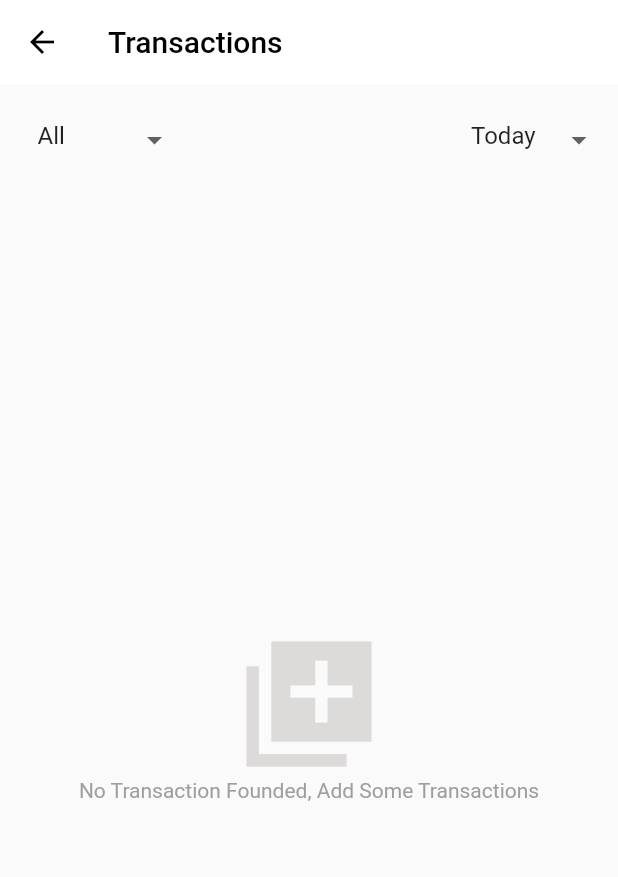
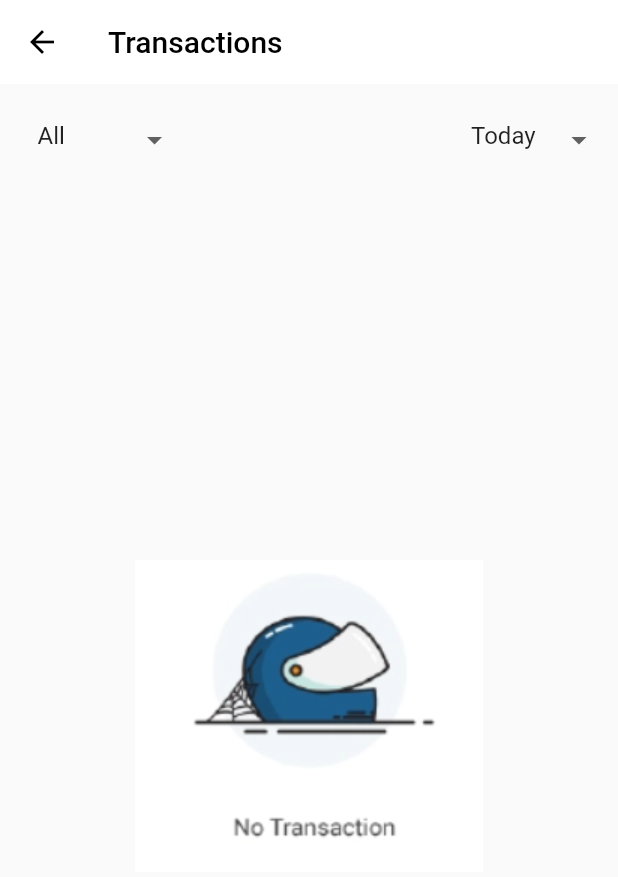
Before and after one commit to vivek-vivek/Pocket-Version-2.O, a Flutter app: the screen it shows after launch, after a tap on "View all", on a phone screen of 412 x 824 dp. Shown: the top 877 px of the screen. Run offline on Flutter 3.47's test engine with Material 2 defaults, Android fonts, the phone set to English and light mode, and no system bars; our stand-ins replace flutter_slidable, hive, hive_flutter, syncfusion_flutter_charts; missing offline and left inert: rolling_bottom_bar, splash_screen_view; accounts and stored records are empty; statements that could not run were skipped.

Commit message:
image commits

```diff
--- a/lib/DB/transaction_db_f.dart
+++ b/lib/DB/transaction_db_f.dart
@@ -162,15 +162,15 @@ class TransactionDB implements TransactionDbFunctions {
 
   //  finding total amount of income form transaction db
   List totalTransaction() {
-    double total = 0;
-    double _income = 0;
-    double _expences = 0;
+    int total = 0;
+    int _income = 0;
+    int _expences = 0;
     for (var i = 0; i < transactionListNotifier.value.length; i++) {
       late final newValue = transactionListNotifier.value[i];
       if (newValue.type == CategoryType.income) {
-        _income = newValue.amount + _income;
+        _income = newValue.amount.toInt() + _income.toInt();
       } else {
-        _expences = newValue.amount + _expences;
+        _expences = newValue.amount.toInt() + _expences.toInt();
       }
       total = _income - _expences;
     }
--- a/lib/Screens/Graph/Graphs/expence.dart
+++ b/lib/Screens/Graph/Graphs/expence.dart
@@ -1,5 +1,6 @@
 // ignore_for_file: avoid_print
 
+import 'package:budgetory_v1/Controller/filter_controller.dart';
 import 'package:budgetory_v1/Screens/all_transaction_screen/widgets/category_filter.dart';
 import 'package:flutter/material.dart';
 import 'package:syncfusion_flutter_charts/charts.dart';
@@ -52,21 +53,22 @@ class _ExpencesState extends State<Expences> {
                   );
                 },
               ).toList(),
-              onTap: () {
-                if (timeDropValue == filterArray.timeDropList[0]) {
-                  modalDummy = TransactionDB.instance.todayNotifier.value;
-                } else if (timeDropValue == filterArray.timeDropList[1]) {
-                  modalDummy = TransactionDB.instance.weeklyNotifier.value;
-                } else if (timeDropValue == filterArray.timeDropList[2]) {
-                  modalDummy = TransactionDB.instance.MonthlyNotifier.value;
-                }
-              },
+
               onChanged: (value) {
                 setState(
                   () {
                     timeDropValue = value;
                   },
                 );
+              },
+              onTap: () {
+                if (timeDropValue == filterArray.timeDropList[0]) {
+                  modalDummy = Filter.instance.expenceTodayNotifier.value;
+                } else if (timeDropValue == filterArray.timeDropList[1]) {
+                  modalDummy = Filter.instance.expenceWeeklyNotifier.value;
+                } else if (timeDropValue == filterArray.timeDropList[2]) {
+                  modalDummy = Filter.instance.expenceMonthlyNotifier.value;
+                }
               },
             ),
           ),
--- a/lib/Screens/Home/home.dart
+++ b/lib/Screens/Home/home.dart
@@ -27,10 +27,11 @@ class _HomeScreenState extends State<HomeScreen> {
   Widget build(BuildContext context) {
     CategoryDB.instance.refreshUI();
     TransactionDB.instance.refreshUiTransaction();
+
     return Scaffold(
       body: SafeArea(
         child: Padding(
-          padding: const EdgeInsets.all(8.0),
+          padding: const EdgeInsets.only(right: 8, left: 8, top: 8),
           child: Column(
             children: [
               Stack(
@@ -55,12 +56,21 @@ class _HomeScreenState extends State<HomeScreen> {
                                 child: Column(
                                   children: [
                                     // ? balance section---------->
-                                    const Text(
-                                      'Balance',
+                                    Text(
+                                      TransactionDB.instance
+                                                  .totalTransaction()[0] <
+                                              0
+                                          ? 'Lose'
+                                          : 'Balance',
                                       style: TextStyle(
                                         fontWeight: FontWeight.w700,
                                         fontSize: 24.00,
-                                          color: Colors.white),
+                                        color: TransactionDB.instance
+                                                    .totalTransaction()[0] <
+                                                0
+                                            ? colorId.red
+                                            : colorId.lightGreen,
+                                      ),
                                     ),
                                     Text(
                                       TransactionDB.instance
@@ -69,7 +79,7 @@ class _HomeScreenState extends State<HomeScreen> {
                                       style: TextStyle(
                                           fontWeight: FontWeight.w900,
                                           fontSize: 34.000,
-                                        color: colorId.white,
+                                          color: colorId.white
                                           // *text shadow here
                                           ),
                                     )
--- a/lib/Screens/Home/list_tile.dart
+++ b/lib/Screens/Home/list_tile.dart
@@ -25,7 +25,11 @@ class Tile extends StatelessWidget {
           itemBuilder: (context, index) {
             final newValue = newList[index];
             return newList.isEmpty
-                ? const Text("Add Transaction")
+                ? const Image(
+                    image: AssetImage('Assets/empty.png'),
+                    width: 200.00,
+                    height: 100.00,
+                  )
                 : ListTile(
                     leading: Padding(
                       padding: const EdgeInsets.all(8.0),
--- a/lib/Screens/all_transaction_screen/home_screen/main_screen/filterd_trasnaction.dart
+++ b/lib/Screens/all_transaction_screen/home_screen/main_screen/filterd_trasnaction.dart
@@ -179,21 +179,8 @@ class _AllTransactionsNewState extends State<AllTransactionsNew> {
               builder: (BuildContext context, List<TransactionModal> newList,
                   Widget? _) {
                 return newList.isEmpty
-                    ? Center(
-                        child: Column(
-                          mainAxisAlignment: MainAxisAlignment.center,
-                          children: [
-                            Icon(
-                              Icons.add_to_photos_sharp,
-                              size: 100.000,
-                              color: colorId.veryLightGrey,
-                            ),
-                            Text(
-                              "No Transaction Founded, Add Some Transactions",
-                              style: TextStyle(color: colorId.grey),
-                            )
-                          ],
-                        ),
+                    ? const Center(
+                        child: Image(image: AssetImage('Assets/empty.png')),
                       )
                     : ListView.builder(
                         itemBuilder: (context, index) {
--- a/pubspec.yaml
+++ b/pubspec.yaml
@@ -80,6 +80,7 @@ flutter:
     - Assets/logo.png
     - Assets/pocket.png
     - Assets/bgImage.jpg
+    - Assets/empty.png
 
   # An image asset can refer to one or more resolution-specific "variants", see
   # https://flutter.dev/assets-and-images/#resolution-aware
```
Also changed, not shown: Assets/empty.png (added), Assets/empty1.jpeg (added). Lines whose indentation alone changed are shown as unchanged.
